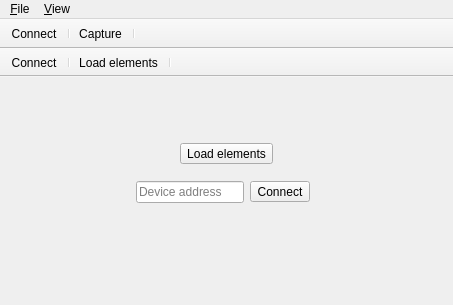
The window that app/src/elapseclient.ui (sijk/elapse) describes before a commit, drawn with Qt 5.
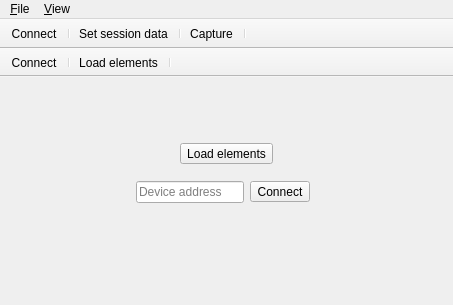
The same window after the commit. Icons and pictures are not drawn. Custom widgets are drawn as their Qt base class.

Commit message: Provide button to manually trigger getSessionData()

Patch:
```diff
--- a/app/src/elapseclient.ui
+++ b/app/src/elapseclient.ui
@@ -178,6 +178,8 @@
    </attribute>
    <addaction name="actionConnect"/>
    <addaction name="separator"/>
+   <addaction name="actionSetSessionData"/>
+   <addaction name="separator"/>
    <addaction name="actionCapture"/>
    <addaction name="separator"/>
   </widget>
@@ -270,6 +272,14 @@
     <string>Start/stop data capture</string>
    </property>
   </action>
+  <action name="actionSetSessionData">
+   <property name="icon">
+    <iconset theme="document-properties"/>
+   </property>
+   <property name="text">
+    <string>Set session data</string>
+   </property>
+  </action>
  </widget>
  <layoutdefault spacing="6" margin="11"/>
  <customwidgets>
```
The commit also changes 3 other files.
